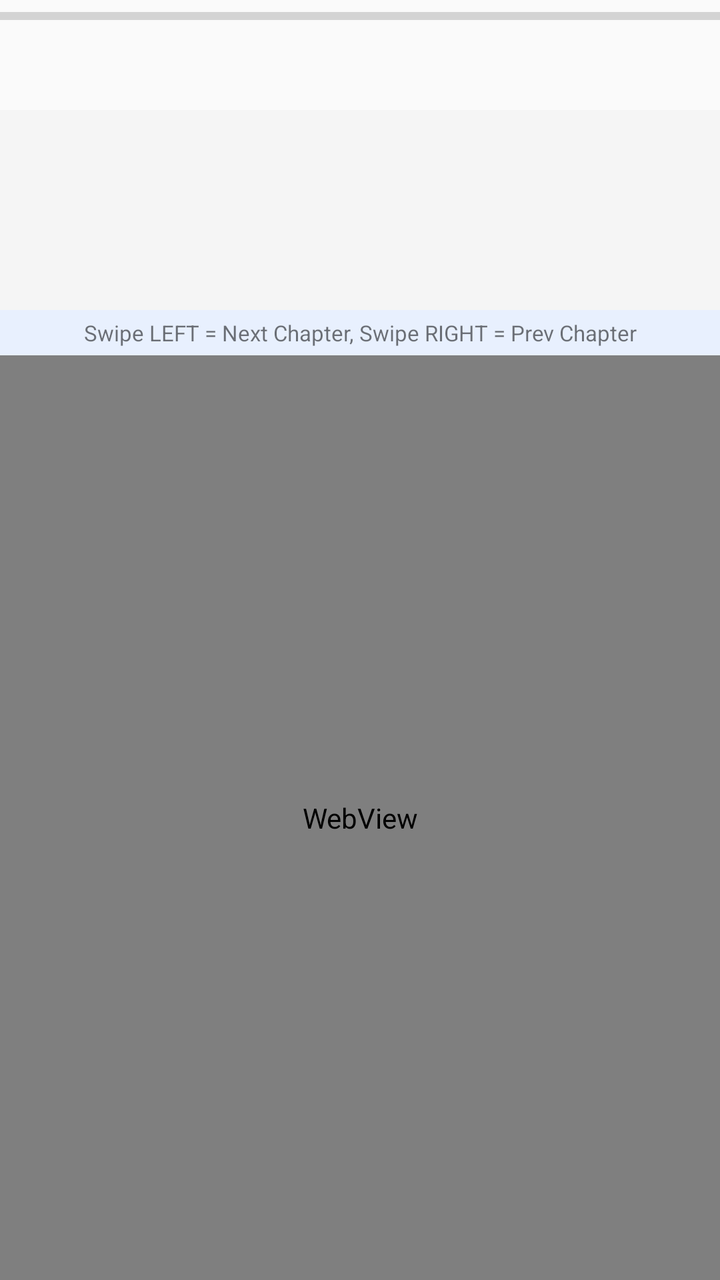
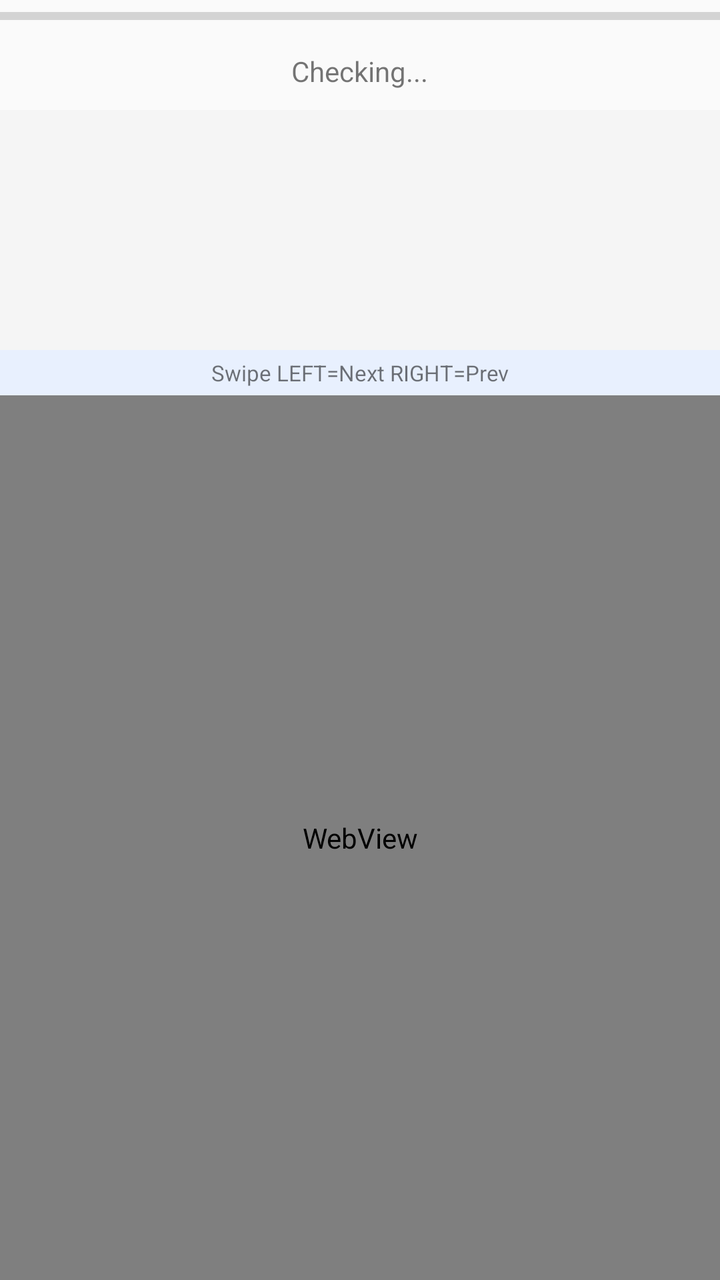

Screens rendered from an Android XML layout before and after an edit, with the pre-edit source and the edit as a unified diff.
<!-- AndroidManifest.xml: application theme Theme.AppCompat.Light.NoActionBar -->
<!-- res/layout/activity_main.xml -->
<?xml version="1.0" encoding="utf-8"?>
<LinearLayout xmlns:android="http://schemas.android.com/apk/res/android"
 android:orientation="vertical" android:layout_width="match_parent" android:layout_height="match_parent">
 <ProgressBar android:id="@+id/progressBar" style="?android:attr/progressBarStyleHorizontal" android:layout_width="match_parent" android:layout_height="wrap_content"/>
 <TextView android:id="@+id/status" android:layout_width="wrap_content" android:layout_height="wrap_content" android:layout_gravity="center" android:padding="10dp"/>
 <ScrollView android:layout_width="match_parent" android:layout_height="100dp" android:background="#f5f5f5">
   <GridLayout android:id="@+id/gridBooks" android:layout_width="match_parent" android:layout_height="wrap_content" android:columnCount="3"/>
 </ScrollView>
 <TextView android:layout_width="match_parent" android:layout_height="wrap_content" android:text="Swipe LEFT = Next Chapter, Swipe RIGHT = Prev Chapter" android:textSize="11sp" android:gravity="center" android:padding="4dp" android:background="#e8f0fe"/>
 <WebView android:id="@+id/webView" android:layout_width="match_parent" android:layout_height="match_parent"/>
</LinearLayout>
<!-- resources referenced by this layout -->
<resources>

</resources>

<!-- the commit's change to res/layout/activity_main.xml (unified diff, before → after) -->
@@ -1,11 +1,45 @@
 <?xml version="1.0" encoding="utf-8"?>
 <LinearLayout xmlns:android="http://schemas.android.com/apk/res/android"
- android:orientation="vertical" android:layout_width="match_parent" android:layout_height="match_parent">
- <ProgressBar android:id="@+id/progressBar" style="?android:attr/progressBarStyleHorizontal" android:layout_width="match_parent" android:layout_height="wrap_content"/>
- <TextView android:id="@+id/status" android:layout_width="wrap_content" android:layout_height="wrap_content" android:layout_gravity="center" android:padding="10dp"/>
- <ScrollView android:layout_width="match_parent" android:layout_height="100dp" android:background="#f5f5f5">
-   <GridLayout android:id="@+id/gridBooks" android:layout_width="match_parent" android:layout_height="wrap_content" android:columnCount="3"/>
+ android:orientation="vertical"
+ android:layout_width="match_parent"
+ android:layout_height="match_parent">
+
+ <ProgressBar
+     android:id="@+id/progressBar"
+     style="?android:attr/progressBarStyleHorizontal"
+     android:layout_width="match_parent"
+     android:layout_height="wrap_content"/>
+
+ <TextView
+     android:id="@+id/status"
+     android:layout_width="wrap_content"
+     android:layout_height="wrap_content"
+     android:layout_gravity="center"
+     android:padding="10dp"
+     android:text="Checking..."/>
+
+ <ScrollView
+     android:layout_width="match_parent"
+     android:layout_height="120dp"
+     android:background="#f5f5f5">
+     <LinearLayout
+         android:id="@+id/gridBooks"
+         android:layout_width="match_parent"
+         android:layout_height="wrap_content"
+         android:orientation="vertical"/>
  </ScrollView>
- <TextView android:layout_width="match_parent" android:layout_height="wrap_content" android:text="Swipe LEFT = Next Chapter, Swipe RIGHT = Prev Chapter" android:textSize="11sp" android:gravity="center" android:padding="4dp" android:background="#e8f0fe"/>
- <WebView android:id="@+id/webView" android:layout_width="match_parent" android:layout_height="match_parent"/>
+
+ <TextView
+     android:layout_width="match_parent"
+     android:layout_height="wrap_content"
+     android:text="Swipe LEFT=Next RIGHT=Prev"
+     android:textSize="11sp"
+     android:gravity="center"
+     android:padding="4dp"
+     android:background="#e8f0fe"/>
+
+ <WebView
+     android:id="@+id/webView"
+     android:layout_width="match_parent"
+     android:layout_height="match_parent"/>
 </LinearLayout>
